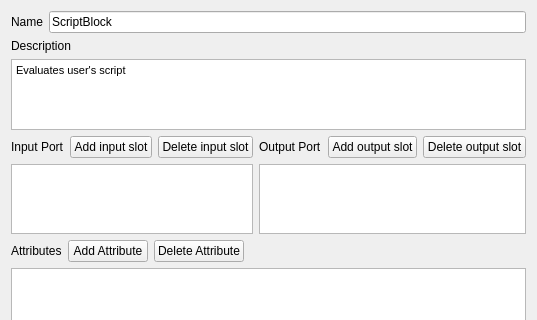
Old version of the form src/plugins/workflow_designer/src/CreateScriptBlockDialog.ui in the repository violethaze74/ugene; both pictures show x 0 to 537 and y 0 to 320 of the 537 by 481 pixel window.
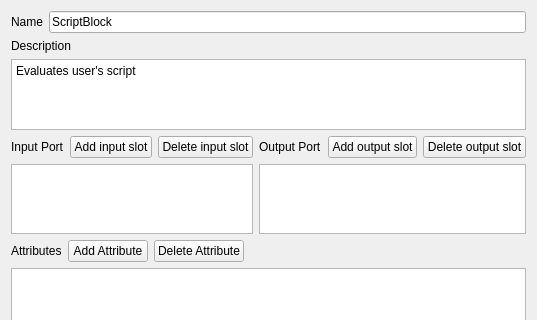
New version of the form.

Commit message: UGENE-6450. Font of Description field font is too small on macOS in Create Element with Script dialog

Diff of the .ui file:
```diff
--- a/src/plugins/workflow_designer/src/CreateScriptBlockDialog.ui
+++ b/src/plugins/workflow_designer/src/CreateScriptBlockDialog.ui
@@ -45,8 +45,8 @@
       <string>&lt;!DOCTYPE HTML PUBLIC &quot;-//W3C//DTD HTML 4.0//EN&quot; &quot;http://www.w3.org/TR/REC-html40/strict.dtd&quot;&gt;
 &lt;html&gt;&lt;head&gt;&lt;meta name=&quot;qrichtext&quot; content=&quot;1&quot; /&gt;&lt;style type=&quot;text/css&quot;&gt;
 p, li { white-space: pre-wrap; }
-&lt;/style&gt;&lt;/head&gt;&lt;body style=&quot; font-family:'MS Shell Dlg 2'; font-size:8.25pt; font-weight:400; font-style:normal;&quot;&gt;
-&lt;p style=&quot; margin-top:0px; margin-bottom:0px; margin-left:0px; margin-right:0px; -qt-block-indent:0; text-indent:0px;&quot;&gt;&lt;span style=&quot; font-size:8pt;&quot;&gt;Evaluates user's script&lt;/span&gt;&lt;/p&gt;&lt;/body&gt;&lt;/html&gt;</string>
+&lt;/style&gt;&lt;/head&gt;&lt;body style=&quot; font-family:'monospace'; font-weight:400; font-style:normal;&quot;&gt;
+&lt;p style=&quot; margin-top:0px; margin-bottom:0px; margin-left:0px; margin-right:0px; -qt-block-indent:0; text-indent:0px;&quot;&gt;&lt;span&gt;Evaluates user's script&lt;/span&gt;&lt;/p&gt;&lt;/body&gt;&lt;/html&gt;</string>
      </property>
     </widget>
    </item>
```
